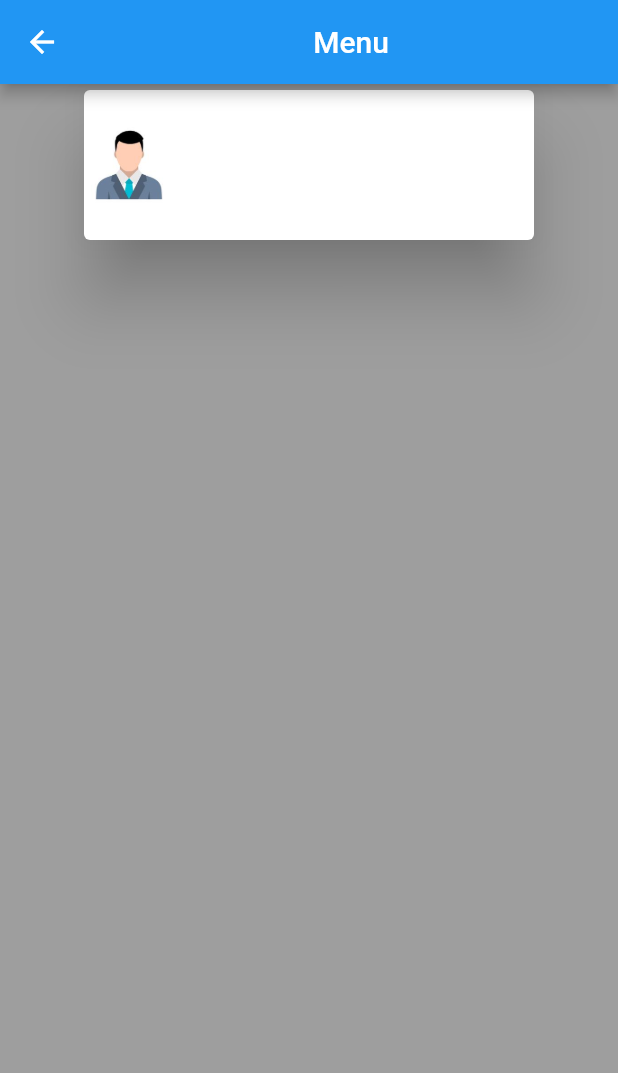
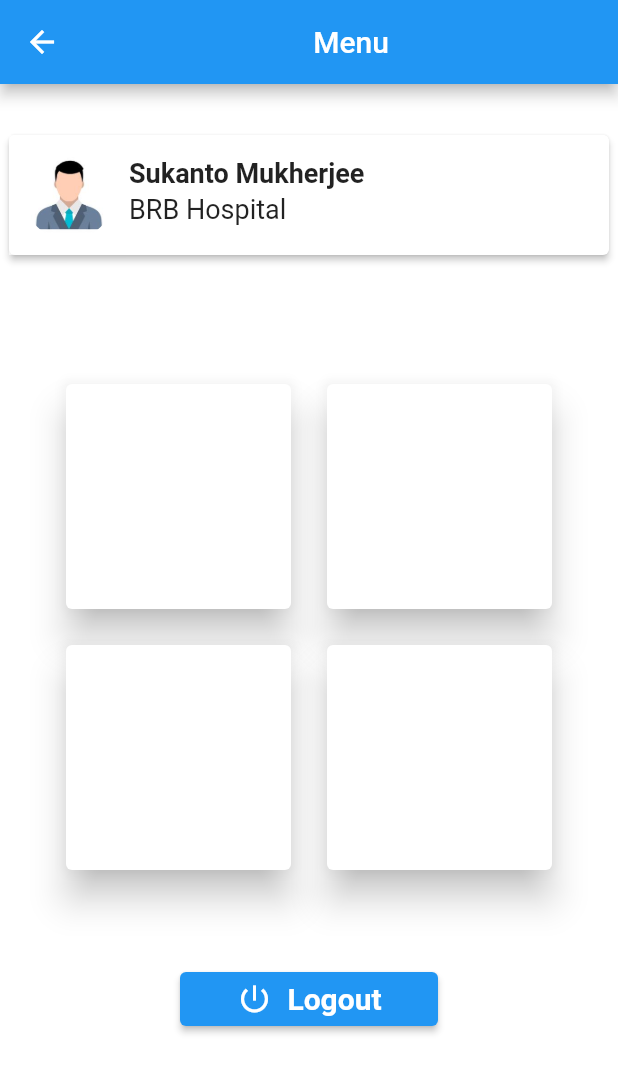
Before and after one commit to sukanto3073/Login-app-, a Flutter app: the HomePage screen opened directly, on a phone screen of 412 x 824 dp. Shown: the top 1073 px of the screen. Run offline on Flutter 3.47's test engine with Material 2 defaults, Android fonts, the phone set to English and light mode, and no system bars; our stand-ins replace get.

Commit message:
Home Page update

```diff
--- a/lib/Home_Page/home_page.dart
+++ b/lib/Home_Page/home_page.dart
@@ -11,34 +11,147 @@ class _HomePageState extends State<HomePage> {
   @override
   Widget build(BuildContext context) {
     return Scaffold(
-      backgroundColor: Colors.grey,
+      backgroundColor: Colors.white,
       //App bar section
       appBar: AppBar(
-        title: Center(child: Text("Menu")),
+        title: const Center(child: Text("Menu")),
       ),
 
       //App body section
-      body: Column(
+      body: Column(children: [
+        Center(
+          child: Padding(
+            padding: const EdgeInsets.only(top: 30.0),
+            child: Card(
+             elevation: 2,
+              child: SizedBox(
+                  width: 400.0,
+                  height: 80.0,
+                  child: Row(
+                    mainAxisAlignment: MainAxisAlignment.start,
+                    children: [
+                      Container(
+                        padding: EdgeInsets.all(10),
+                        color: Colors.white70,
+                        child: ClipOval(
+                          child: Image.asset("assets/images/profile.jpg"),
+                        ),
+                      ),
+                      Column(
+                        mainAxisAlignment: MainAxisAlignment.start,
+                        crossAxisAlignment: CrossAxisAlignment.start,
+                        children: [
+                          Padding(
+                            padding: const EdgeInsets.only(top: 15.0),
+                            child: Text(
+                              "Sukanto Mukherjee",
+                              style: TextStyle(
+                                  fontWeight: FontWeight.bold, fontSize: 18.0),
+                            ),
+                          ),
+                          SizedBox(
+                            height: 3.0,
+                          ),
+                          Text(
+                            "BRB Hospital",
+                            style: TextStyle(
+                                fontWeight: FontWeight.normal, fontSize: 18.0),
+                          )
+                        ],
+                      )
+                    ],
+                  )),
+            ),
+          ),
+        ),
+        const SizedBox(
+          height: 70.0,
+        ),
+        Row(
+          mainAxisAlignment: MainAxisAlignment.center,
           children: [
-          Center(
-            child: Card(
-              elevation: 20.0,
+            Padding(
+              padding: const EdgeInsets.all(8.0),
+              child: Card(
+                elevation: 10.0,
                 child: Container(
-                  width: 300.0,
-                  height: 100.0,
-                  decoration: const BoxDecoration(
+                  width: 150.0,
+                  height: 150.0,
+                  decoration: BoxDecoration(
+                    borderRadius: BorderRadius.circular(10),
                     color: Colors.white,
-                    borderRadius: BorderRadius.all(Radius.circular(30)),
                   ),
-                child: Row(
-                  children: [
-                    CircleAvatar(
-                       backgroundColor: Colors.white,
-                       radius: 30.0,
-                      child: Image.asset("assets/images/profile.jpg"),
-                    ),
-                  ],
-                )),
+                ),
+              ),
+            ),
+            Padding(
+              padding: const EdgeInsets.all(8.0),
+              child: Card(
+                elevation: 10.0,
+                child: Container(
+                  width: 150.0,
+                  height: 150.0,
+                  decoration: BoxDecoration(
+                    borderRadius: BorderRadius.circular(10),
+                    color: Colors.white,
+                  ),
+                ),
+              ),
+            )
+          ],
+        ),
+        Row(
+          mainAxisAlignment: MainAxisAlignment.center,
+          children: [
+            Padding(
+              padding: const EdgeInsets.all(8.0),
+              child: Card(
+                elevation: 10.0,
+                child: Container(
+                  width: 150.0,
+                  height: 150.0,
+                  decoration: BoxDecoration(
+                    borderRadius: BorderRadius.circular(10),
+                    color: Colors.white,
+                  ),
+                ),
+              ),
+            ),
+            Padding(
+              padding: const EdgeInsets.all(8.0),
+              child: Card(
+                elevation: 10.0,
+                child: Container(
+                  width: 150.0,
+                  height: 150.0,
+                  decoration: BoxDecoration(
+                    borderRadius: BorderRadius.circular(10),
+                    color: Colors.white,
+                  ),
+                ),
+              ),
+            )
+          ],
+        ),
+        const SizedBox(height: 40.0),
+        Padding(
+          padding: const EdgeInsets.only(left: 120.0,right: 120.0,top: 10.0),
+          child: ElevatedButton(
+            style: ButtonStyle(),
+            onPressed: () {},
+            child: Row(
+              mainAxisAlignment: MainAxisAlignment.center,
+
+              children: [
+              Icon(Icons.power_settings_new_outlined),
+              SizedBox(width: 10.0,),
+              Text(
+                "Logout",
+                textAlign: TextAlign.center,
+                style: TextStyle(
+                    fontWeight: FontWeight.bold, fontSize: 20, color: Colors.white),
+              ),
+            ],)
           ),
         ),
       ]),
--- a/lib/Login_page/login_page.dart
+++ b/lib/Login_page/login_page.dart
@@ -100,10 +100,7 @@ class LoginPage extends StatelessWidget {
                                 top: 10.0,
                               ),
                               child: ElevatedButton(
-                                style: ButtonStyle(
-                                ),
-
-
+                                style: ButtonStyle(),
                                 onPressed: () {
                                   if (controller.loginFormKey.currentState!
                                       .validate()) {
```
